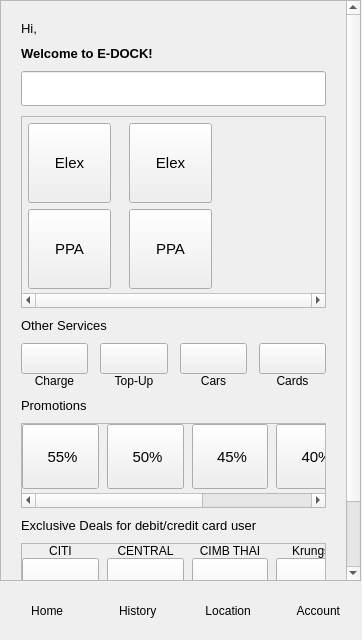
Old version of the form main.ui in the repository Boondirek-Kanjanapongporn/E-DOCK.
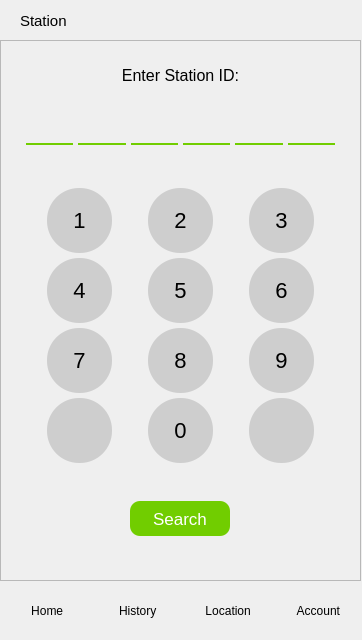
New version of the form. The open tabs and pages were chosen to show the change. Icons and pictures are not drawn.

```diff
--- a/main.ui
+++ b/main.ui
@@ -83,6 +83,17 @@
               <height>35</height>
              </size>
             </property>
+            <property name="styleSheet">
+             <string notr="true">QLineEdit
+{
+	border: 2px solid #71cd00;
+	border-radius: 10px;
+}
+QLineEdit:focus
+{
+	border: 2px solid #D2D2D2;
+}</string>
+            </property>
            </widget>
           </item>
           <item row="4" column="0" colspan="2">
@@ -1147,6 +1158,11 @@
               <bold>true</bold>
              </font>
             </property>
+            <property name="styleSheet">
+             <string notr="true">QLabel{
+	color: #71cd00;
+}</string>
+            </property>
             <property name="text">
              <string>Welcome to E-DOCK!</string>
             </property>
@@ -2975,6 +2991,1000 @@
         </property>
        </widget>
       </widget>
+      <widget class="QWidget" name="selectstationPage">
+       <widget class="QLabel" name="stationLabel">
+        <property name="geometry">
+         <rect>
+          <x>20</x>
+          <y>10</y>
+          <width>111</width>
+          <height>21</height>
+         </rect>
+        </property>
+        <property name="font">
+         <font>
+          <pointsize>11</pointsize>
+         </font>
+        </property>
+        <property name="text">
+         <string>Station</string>
+        </property>
+       </widget>
+       <widget class="QScrollArea" name="selectstationScrollArea">
+        <property name="geometry">
+         <rect>
+          <x>0</x>
+          <y>40</y>
+          <width>361</width>
+          <height>541</height>
+         </rect>
+        </property>
+        <property name="sizePolicy">
+         <sizepolicy hsizetype="Expanding" vsizetype="Expanding">
+          <horstretch>0</horstretch>
+          <verstretch>0</verstretch>
+         </sizepolicy>
+        </property>
+        <property name="verticalScrollBarPolicy">
+         <enum>Qt::ScrollBarAsNeeded</enum>
+        </property>
+        <property name="widgetResizable">
+         <bool>true</bool>
+        </property>
+        <widget class="QWidget" name="scrollAreaWidgetContents_7">
+         <property name="geometry">
+          <rect>
+           <x>0</x>
+           <y>0</y>
+           <width>359</width>
+           <height>539</height>
+          </rect>
+         </property>
+         <property name="sizePolicy">
+          <sizepolicy hsizetype="Preferred" vsizetype="Preferred">
+           <horstretch>0</horstretch>
+           <verstretch>0</verstretch>
+          </sizepolicy>
+         </property>
+         <property name="minimumSize">
+          <size>
+           <width>0</width>
+           <height>0</height>
+          </size>
+         </property>
+         <layout class="QFormLayout" name="formLayout_8">
+          <property name="horizontalSpacing">
+           <number>0</number>
+          </property>
+          <property name="verticalSpacing">
+           <number>0</number>
+          </property>
+          <property name="leftMargin">
+           <number>0</number>
+          </property>
+          <property name="topMargin">
+           <number>0</number>
+          </property>
+          <property name="rightMargin">
+           <number>0</number>
+          </property>
+          <property name="bottomMargin">
+           <number>0</number>
+          </property>
+          <item row="0" column="1">
+           <layout class="QVBoxLayout" name="selectstationVerticalLayout">
+            <property name="spacing">
+             <number>0</number>
+            </property>
+            <property name="leftMargin">
+             <number>0</number>
+            </property>
+            <property name="topMargin">
+             <number>10</number>
+            </property>
+            <property name="rightMargin">
+             <number>0</number>
+            </property>
+            <property name="bottomMargin">
+             <number>0</number>
+            </property>
+            <item>
+             <spacer name="verticalSpacer_16">
+              <property name="orientation">
+               <enum>Qt::Vertical</enum>
+              </property>
+              <property name="sizeType">
+               <enum>QSizePolicy::Fixed</enum>
+              </property>
+              <property name="sizeHint" stdset="0">
+               <size>
+                <width>20</width>
+                <height>15</height>
+               </size>
+              </property>
+             </spacer>
+            </item>
+            <item>
+             <widget class="QLabel" name="enterstationidLabel">
+              <property name="font">
+               <font>
+                <pointsize>12</pointsize>
+               </font>
+              </property>
+              <property name="text">
+               <string>Enter Station ID:</string>
+              </property>
+              <property name="alignment">
+               <set>Qt::AlignCenter</set>
+              </property>
+             </widget>
+            </item>
+            <item>
+             <layout class="QVBoxLayout" name="enterstationidVerticalLayout">
+              <property name="spacing">
+               <number>3</number>
+              </property>
+              <property name="leftMargin">
+               <number>10</number>
+              </property>
+              <property name="topMargin">
+               <number>10</number>
+              </property>
+              <property name="rightMargin">
+               <number>10</number>
+              </property>
+              <property name="bottomMargin">
+               <number>0</number>
+              </property>
+              <item>
+               <spacer name="verticalSpacer_13">
+                <property name="orientation">
+                 <enum>Qt::Vertical</enum>
+                </property>
+                <property name="sizeType">
+                 <enum>QSizePolicy::Fixed</enum>
+                </property>
+                <property name="sizeHint" stdset="0">
+                 <size>
+                  <width>20</width>
+                  <height>15</height>
+                 </size>
+                </property>
+               </spacer>
+              </item>
+              <item>
+               <layout class="QHBoxLayout" name="enterstationidHorizontalLayout">
+                <property name="spacing">
+                 <number>5</number>
+                </property>
+                <property name="leftMargin">
+                 <number>15</number>
+                </property>
+                <property name="rightMargin">
+                 <number>15</number>
+                </property>
+                <item>
+                 <widget class="QLineEdit" name="stationid1">
+                  <property name="minimumSize">
+                   <size>
+                    <width>0</width>
+                    <height>35</height>
+                   </size>
+                  </property>
+                  <property name="maximumSize">
+                   <size>
+                    <width>16777215</width>
+                    <height>16777215</height>
+                   </size>
+                  </property>
+                  <property name="font">
+                   <font>
+                    <pointsize>15</pointsize>
+                   </font>
+                  </property>
+                  <property name="styleSheet">
+                   <string notr="true">QLineEdit
+{
+	background-color: rgba(0, 0, 0, 0);
+	border: 2px solid #71cd00;
+	border-top: none;
+	border-right: none;
+	border-left: none;
+}
+QLineEdit:focus
+{
+	border: 2px solid #71cd00;
+}</string>
+                  </property>
+                  <property name="alignment">
+                   <set>Qt::AlignCenter</set>
+                  </property>
+                  <property name="placeholderText">
+                   <string/>
+                  </property>
+                 </widget>
+                </item>
+                <item>
+                 <widget class="QLineEdit" name="stationid2">
+                  <property name="minimumSize">
+                   <size>
+                    <width>0</width>
+                    <height>35</height>
+                   </size>
+                  </property>
+                  <property name="maximumSize">
+                   <size>
+                    <width>16777215</width>
+                    <height>16777215</height>
+                   </size>
+                  </property>
+                  <property name="font">
+                   <font>
+                    <pointsize>15</pointsize>
+                   </font>
+                  </property>
+                  <property name="styleSheet">
+                   <string notr="true">QLineEdit
+{
+	background-color: rgba(0, 0, 0, 0);
+	border: 2px solid #71cd00;
+	border-top: none;
+	border-right: none;
+	border-left: none;
+}
+QLineEdit:focus
+{
+	border: 2px solid #71cd00;
+}</string>
+                  </property>
+                  <property name="alignment">
+                   <set>Qt::AlignCenter</set>
+                  </property>
+                  <property name="placeholderText">
+                   <string/>
+                  </property>
+                 </widget>
+                </item>
+                <item>
+                 <widget class="QLineEdit" name="stationid3">
+                  <property name="minimumSize">
+                   <size>
+                    <width>0</width>
+                    <height>35</height>
+                   </size>
+                  </property>
+                  <property name="maximumSize">
+                   <size>
+                    <width>16777215</width>
+                    <height>16777215</height>
+                   </size>
+                  </property>
+                  <property name="font">
+                   <font>
+                    <pointsize>15</pointsize>
+                   </font>
+                  </property>
+                  <property name="styleSheet">
+                   <string notr="true">QLineEdit
+{
+	background-color: rgba(0, 0, 0, 0);
+	border: 2px solid #71cd00;
+	border-top: none;
+	border-right: none;
+	border-left: none;
+}
+QLineEdit:focus
+{
+	border: 2px solid #71cd00;
+}</string>
+                  </property>
+                  <property name="alignment">
+                   <set>Qt::AlignCenter</set>
+                  </property>
+                  <property name="placeholderText">
+                   <string/>
+                  </property>
+                 </widget>
+                </item>
+                <item>
+                 <widget class="QLineEdit" name="stationid4">
+                  <property name="minimumSize">
+                   <size>
+                    <width>0</width>
+                    <height>35</height>
+                   </size>
+                  </property>
+                  <property name="maximumSize">
+                   <size>
+                    <width>16777215</width>
+                    <height>16777215</height>
+                   </size>
+                  </property>
+                  <property name="font">
+                   <font>
+                    <pointsize>15</pointsize>
+                   </font>
+                  </property>
+                  <property name="styleSheet">
+                   <string notr="true">QLineEdit
+{
+	background-color: rgba(0, 0, 0, 0);
+	border: 2px solid #71cd00;
+	border-top: none;
+	border-right: none;
+	border-left: none;
+}
+QLineEdit:focus
+{
+	border: 2px solid #71cd00;
+}</string>
+                  </property>
+                  <property name="alignment">
+                   <set>Qt::AlignCenter</set>
+                  </property>
+                  <property name="placeholderText">
+                   <string/>
+                  </property>
+                 </widget>
+                </item>
+                <item>
+                 <widget class="QLineEdit" name="stationid5">
+                  <property name="minimumSize">
+                   <size>
+                    <width>0</width>
+                    <height>35</height>
+                   </size>
+                  </property>
+                  <property name="maximumSize">
+                   <size>
+                    <width>16777215</width>
+                    <height>16777215</height>
+                   </size>
+                  </property>
+                  <property name="font">
+                   <font>
+                    <pointsize>15</pointsize>
+                   </font>
+                  </property>
+                  <property name="styleSheet">
+                   <string notr="true">QLineEdit
+{
+	background-color: rgba(0, 0, 0, 0);
+	border: 2px solid #71cd00;
+	border-top: none;
+	border-right: none;
+	border-left: none;
+}
+QLineEdit:focus
+{
+	border: 2px solid #71cd00;
+}</string>
+                  </property>
+                  <property name="alignment">
+                   <set>Qt::AlignCenter</set>
+                  </property>
+                  <property name="placeholderText">
+                   <string/>
+                  </property>
+                 </widget>
+                </item>
+                <item>
+                 <widget class="QLineEdit" name="stationid6">
+                  <property name="minimumSize">
+                   <size>
+                    <width>0</width>
+                    <height>35</height>
+                   </size>
+                  </property>
+                  <property name="maximumSize">
+                   <size>
+                    <width>16777215</width>
+                    <height>16777215</height>
+                   </size>
+                  </property>
+                  <property name="font">
+                   <font>
+                    <pointsize>15</pointsize>
+                   </font>
+                  </property>
+                  <property name="styleSheet">
+                   <string notr="true">QLineEdit
+{
+	background-color: rgba(0, 0, 0, 0);
+	border: 2px solid #71cd00;
+	border-top: none;
+	border-right: none;
+	border-left: none;
+}
+QLineEdit:focus
+{
+	border: 2px solid #71cd00;
+}</string>
+                  </property>
+                  <property name="alignment">
+                   <set>Qt::AlignCenter</set>
+                  </property>
+                  <property name="placeholderText">
+                   <string/>
+                  </property>
+                 </widget>
+                </item>
+               </layout>
+              </item>
+              <item>
+               <spacer name="verticalSpacer_14">
+                <property name="orientation">
+                 <enum>Qt::Vertical</enum>
+                </property>
+                <property name="sizeType">
+                 <enum>QSizePolicy::Fixed</enum>
+                </property>
+                <property name="sizeHint" stdset="0">
+                 <size>
+                  <width>20</width>
+                  <height>35</height>
+                 </size>
+                </property>
+               </spacer>
+              </item>
+              <item>
+               <layout class="QGridLayout" name="keyboardGridLayout_2">
+                <property name="topMargin">
+                 <number>5</number>
+                </property>
+                <property name="bottomMargin">
+                 <number>5</number>
+                </property>
+                <property name="horizontalSpacing">
+                 <number>0</number>
+                </property>
+                <property name="verticalSpacing">
+                 <number>5</number>
+                </property>
+                <item row="4" column="2">
+                 <widget class="QPushButton" name="pushButton_delete_2">
+                  <property name="minimumSize">
+                   <size>
+                    <width>65</width>
+                    <height>65</height>
+                   </size>
+                  </property>
+                  <property name="maximumSize">
+                   <size>
+                    <width>65</width>
+                    <height>65</height>
+                   </size>
+                  </property>
+                  <property name="cursor">
+                   <cursorShape>PointingHandCursor</cursorShape>
+                  </property>
+                  <property name="styleSheet">
+                   <string notr="true">QPushButton
+{
+	background: #cecece;
+	border-radius: 32px;
+	font: 22px Arial;
+	
+}
+QPushButton:pressed
+{
+	background: #bbbbbf;
+}</string>
+                  </property>
+                  <property name="text">
+                   <string/>
+                  </property>
+                  <property name="icon">
+                   <iconset>
+                    <normaloff>images/delete.png</normaloff>images/delete.png</iconset>
+                  </property>
+                  <property name="iconSize">
+                   <size>
+                    <width>25</width>
+                    <height>25</height>
+                   </size>
+                  </property>
+                 </widget>
+                </item>
+                <item row="3" column="2">
+                 <widget class="QPushButton" name="pushButton_9_2">
+                  <property name="minimumSize">
+                   <size>
+                    <width>65</width>
+                    <height>65</height>
+                   </size>
+                  </property>
+                  <property name="maximumSize">
+                   <size>
+                    <width>65</width>
+                    <height>65</height>
+                   </size>
+                  </property>
+                  <property name="cursor">
+                   <cursorShape>PointingHandCursor</cursorShape>
+                  </property>
+                  <property name="styleSheet">
+                   <string notr="true">QPushButton
+{
+	background: #cecece;
+	border-radius: 32px;
+	font: 22px Arial;
+	
+}
+QPushButton:pressed
+{
+	background: #bbbbbf;
+}</string>
+                  </property>
+                  <property name="text">
+                   <string>9</string>
+                  </property>
+                 </widget>
+                </item>
+                <item row="1" column="2">
+                 <widget class="QPushButton" name="pushButton_3_2">
+                  <property name="minimumSize">
+                   <size>
+                    <width>65</width>
+                    <height>65</height>
+                   </size>
+                  </property>
+                  <property name="maximumSize">
+                   <size>
+                    <width>65</width>
+                    <height>65</height>
+                   </size>
+                  </property>
+                  <property name="cursor">
+                   <cursorShape>PointingHandCursor</cursorShape>
+                  </property>
+                  <property name="styleSheet">
+                   <string notr="true">QPushButton
+{
+	background: #cecece;
+	border-radius: 32px;
+	font: 22px Arial;
+	
+}
+QPushButton:pressed
+{
+	background: #bbbbbf;
+}</string>
+                  </property>
+                  <property name="text">
+                   <string>3</string>
+                  </property>
+                 </widget>
+                </item>
+                <item row="3" column="0">
+                 <widget class="QPushButton" name="pushButton_7_2">
+                  <property name="minimumSize">
+                   <size>
+                    <width>65</width>
+                    <height>65</height>
+                   </size>
+                  </property>
+                  <property name="maximumSize">
+                   <size>
+                    <width>65</width>
+                    <height>65</height>
+                   </size>
+                  </property>
+                  <property name="cursor">
+                   <cursorShape>PointingHandCursor</cursorShape>
+                  </property>
+                  <property name="styleSheet">
+                   <string notr="true">QPushButton
+{
+	background: #cecece;
+	border-radius: 32px;
+	font: 22px Arial;
+	
+}
+QPushButton:pressed
+{
+	background: #bbbbbf;
+}</string>
+                  </property>
+                  <property name="text">
+                   <string>7</string>
+                  </property>
+                 </widget>
+                </item>
+                <item row="1" column="1">
+                 <widget class="QPushButton" name="pushButton_2_2">
+                  <property name="sizePolicy">
+                   <sizepolicy hsizetype="Minimum" vsizetype="Minimum">
+                    <horstretch>0</horstretch>
+                    <verstretch>0</verstretch>
+                   </sizepolicy>
+                  </property>
+                  <property name="minimumSize">
+                   <size>
+                    <width>65</width>
+                    <height>65</height>
+                   </size>
+                  </property>
+                  <property name="maximumSize">
+                   <size>
+                    <width>65</width>
+                    <height>65</height>
+                   </size>
+                  </property>
+                  <property name="cursor">
+                   <cursorShape>PointingHandCursor</cursorShape>
+                  </property>
+                  <property name="styleSheet">
+                   <string notr="true">QPushButton
+{
+	background: #cecece;
+	border-radius: 32px;
+	font: 22px Arial;
+	
+}
+QPushButton:pressed
+{
+	background: #bbbbbf;
+}</string>
+                  </property>
+                  <property name="text">
+                   <string>2</string>
+                  </property>
+                  <property name="iconSize">
+                   <size>
+                    <width>16</width>
+                    <height>16</height>
+                   </size>
+                  </property>
+                  <property name="flat">
+                   <bool>false</bool>
+                  </property>
+                 </widget>
+                </item>
+                <item row="4" column="1">
+                 <widget class="QPushButton" name="pushButton_0_2">
+                  <property name="minimumSize">
+                   <size>
+                    <width>65</width>
+                    <height>65</height>
+                   </size>
+                  </property>
+                  <property name="maximumSize">
+                   <size>
+                    <width>65</width>
+                    <height>65</height>
+                   </size>
+                  </property>
+                  <property name="cursor">
+                   <cursorShape>PointingHandCursor</cursorShape>
+                  </property>
+                  <property name="styleSheet">
+                   <string notr="true">QPushButton
+{
+	background: #cecece;
+	border-radius: 32px;
+	font: 22px Arial;
+	
+}
+QPushButton:pressed
+{
+	background: #bbbbbf;
+}</string>
+                  </property>
+                  <property name="text">
+                   <string>0</string>
+                  </property>
+                 </widget>
+                </item>
+                <item row="1" column="0">
+                 <widget class="QPushButton" name="pushButton_1_2">
+                  <property name="minimumSize">
+                   <size>
+                    <width>65</width>
+                    <height>65</height>
+                   </size>
+                  </property>
+                  <property name="maximumSize">
+                   <size>
+                    <width>65</width>
+                    <height>65</height>
+                   </size>
+                  </property>
+                  <property name="cursor">
+                   <cursorShape>PointingHandCursor</cursorShape>
+                  </property>
+                  <property name="styleSheet">
+                   <string notr="true">QPushButton
+{
+	background: #cecece;
+	font: 22px Arial;
+	border-radius: 32px;
+	
+}
+QPushButton:pressed
+{
+	background: #bbbbbf;
+}</string>
+                  </property>
+                  <property name="text">
+                   <string>1</string>
+                  </property>
+                 </widget>
+                </item>
+                <item row="2" column="1">
+                 <widget class="QPushButton" name="pushButton_5_2">
+                  <property name="minimumSize">
+                   <size>
+                    <width>65</width>
+                    <height>65</height>
+                   </size>
+                  </property>
+                  <property name="maximumSize">
+                   <size>
+                    <width>65</width>
+                    <height>65</height>
+                   </size>
+                  </property>
+                  <property name="cursor">
+                   <cursorShape>PointingHandCursor</cursorShape>
+                  </property>
+                  <property name="styleSheet">
+                   <string notr="true">QPushButton
+{
+	background: #cecece;
+	border-radius: 32px;
+	font: 22px Arial;
+	
+}
+QPushButton:pressed
+{
+	background: #bbbbbf;
+}</string>
+                  </property>
+                  <property name="text">
+                   <string>5</string>
+                  </property>
+                 </widget>
+                </item>
+                <item row="2" column="0">
+                 <widget class="QPushButton" name="pushButton_4_2">
+                  <property name="minimumSize">
+                   <size>
+                    <width>65</width>
+                    <height>65</height>
+                   </size>
+                  </property>
+                  <property name="maximumSize">
+                   <size>
+                    <width>65</width>
+                    <height>65</height>
+                   </size>
+                  </property>
+                  <property name="cursor">
+                   <cursorShape>PointingHandCursor</cursorShape>
+                  </property>
+                  <property name="styleSheet">
+                   <string notr="true">QPushButton
+{
+	background: #cecece;
+	border-radius: 32px;
+	font: 22px Arial;
+	
+}
+QPushButton:pressed
+{
+	background: #bbbbbf;
+}</string>
+                  </property>
+                  <property name="text">
+                   <string>4</string>
+                  </property>
+                 </widget>
+                </item>
+                <item row="3" column="1">
+                 <widget class="QPushButton" name="pushButton_8_2">
+                  <property name="minimumSize">
+                   <size>
+                    <width>65</width>
+                    <height>65</height>
+                   </size>
+                  </property>
+                  <property name="maximumSize">
+                   <size>
+                    <width>65</width>
+                    <height>65</height>
+                   </size>
+                  </property>
+                  <property name="cursor">
+                   <cursorShape>PointingHandCursor</cursorShape>
+                  </property>
+                  <property name="styleSheet">
+                   <string notr="true">QPushButton
+{
+	background: #cecece;
+	border-radius: 32px;
+	font: 22px Arial;
+	
+}
+QPushButton:pressed
+{
+	background: #bbbbbf;
+}</string>
+                  </property>
+                  <property name="text">
+                   <string>8</string>
+                  </property>
+                 </widget>
+                </item>
+                <item row="2" column="2">
+                 <widget class="QPushButton" name="pushButton_6_2">
+                  <property name="minimumSize">
+                   <size>
+                    <width>65</width>
+                    <height>65</height>
+                   </size>
+                  </property>
+                  <property name="maximumSize">
+                   <size>
+                    <width>65</width>
+                    <height>65</height>
+                   </size>
+                  </property>
+                  <property name="cursor">
+                   <cursorShape>PointingHandCursor</cursorShape>
+                  </property>
+                  <property name="styleSheet">
+                   <string notr="true">QPushButton
+{
+	background: #cecece;
+	border-radius: 32px;
+	font: 22px Arial;
+	
+}
+QPushButton:pressed
+{
+	background: #bbbbbf;
+}</string>
+                  </property>
+                  <property name="text">
+                   <string>6</string>
+                  </property>
+                 </widget>
+                </item>
+                <item row="4" column="0">
+                 <widget class="QPushButton" name="pushButton_scan">
+                  <property name="minimumSize">
+                   <size>
+                    <width>65</width>
+                    <height>65</height>
+                   </size>
+                  </property>
+                  <property name="maximumSize">
+                   <size>
+                    <width>65</width>
+                    <height>65</height>
+                   </size>
+                  </property>
+                  <property name="cursor">
+                   <cursorShape>PointingHandCursor</cursorShape>
+                  </property>
+                  <property name="styleSheet">
+                   <string notr="true">QPushButton
+{
+	background: #cecece;
+	border-radius: 32px;
+	font: 22px Arial;
+	
+}
+QPushButton:pressed
+{
+	background: #bbbbbf;
+}</string>
+                  </property>
+                  <property name="text">
+                   <string/>
+                  </property>
+                  <property name="icon">
+                   <iconset>
+                    <normaloff>images/scan.png</normaloff>images/scan.png</iconset>
+                  </property>
+                  <property name="iconSize">
+                   <size>
+                    <width>25</width>
+                    <height>25</height>
+                   </size>
+                  </property>
+                 </widget>
+                </item>
+               </layout>
+              </item>
+              <item>
+               <spacer name="verticalSpacer_15">
+                <property name="orientation">
+                 <enum>Qt::Vertical</enum>
+                </property>
+                <property name="sizeType">
+                 <enum>QSizePolicy::Fixed</enum>
+                </property>
+                <property name="sizeHint" stdset="0">
+                 <size>
+                  <width>20</width>
+                  <height>30</height>
+                 </size>
+                </property>
+               </spacer>
+              </item>
+              <item>
+               <layout class="QHBoxLayout" name="searchvalueHorizontalLayout">
+                <property name="spacing">
+                 <number>0</number>
+                </property>
+                <item>
+                 <widget class="QPushButton" name="searchPushButton">
+                  <property name="minimumSize">
+                   <size>
+                    <width>0</width>
+                    <height>35</height>
+                   </size>
+                  </property>
+                  <property name="maximumSize">
+                   <size>
+                    <width>100</width>
+                    <height>16777215</height>
+                   </size>
+                  </property>
+                  <property name="font">
+                   <font>
+                    <pointsize>13</pointsize>
+                   </font>
+                  </property>
+                  <property name="cursor">
+                   <cursorShape>PointingHandCursor</cursorShape>
+                  </property>
+                  <property name="styleSheet">
+                   <string notr="true">QPushButton{
+	background-color: #71cd00;
+	border-radius: 10px;
+	color: #ffffff;
+}
+QPushButton:hover{
+	background-color: #468000;
+}</string>
+                  </property>
+                  <property name="text">
+                   <string>Search</string>
+                  </property>
+                  <property name="iconSize">
+                   <size>
+                    <width>20</width>
+                    <height>20</height>
+                   </size>
+                  </property>
+                 </widget>
+                </item>
+               </layout>
+              </item>
+              <item>
+               <spacer name="verticalSpacer">
+                <property name="orientation">
+                 <enum>Qt::Vertical</enum>
+                </property>
+                <property name="sizeHint" stdset="0">
+                 <size>
+                  <width>20</width>
+                  <height>40</height>
+                 </size>
+                </property>
+               </spacer>
+              </item>
+             </layout>
+            </item>
+           </layout>
+          </item>
+         </layout>
+        </widget>
+       </widget>
+      </widget>
      </widget>
     </item>
    </layout>
```
Left out of the diff: 197 changed lines with no effect on the pictures.
